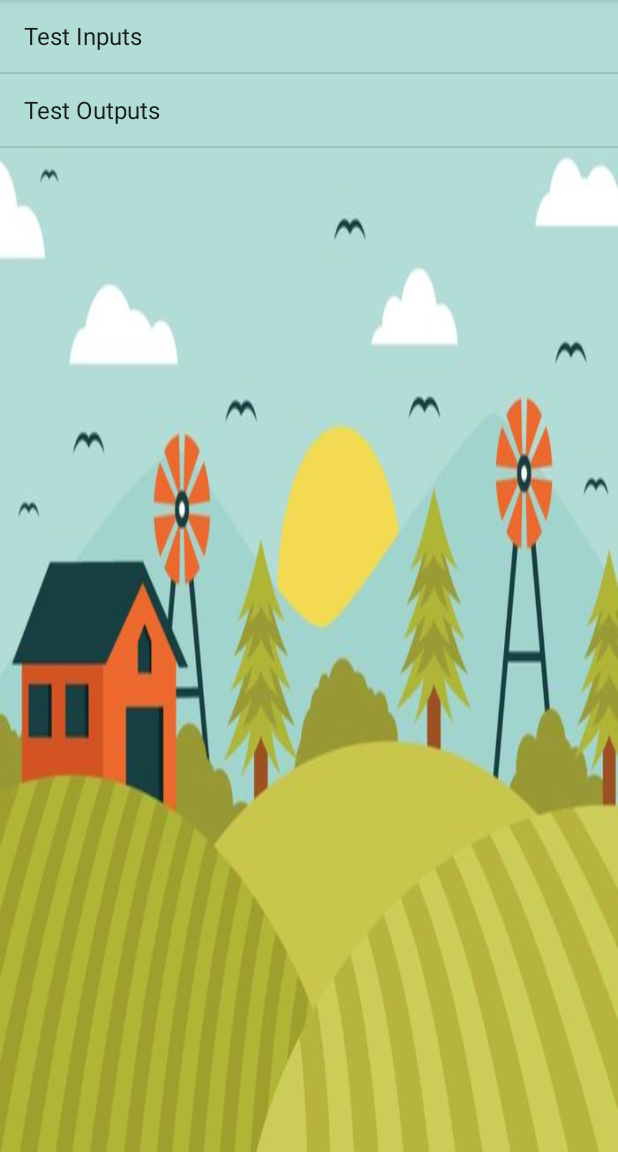
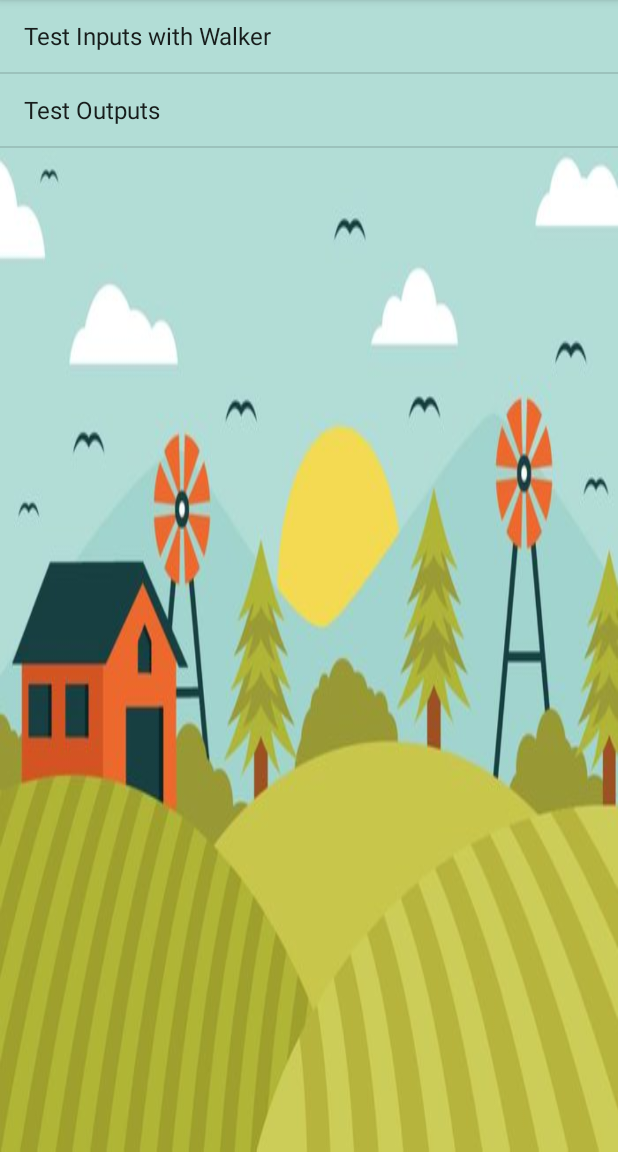
Before and after one commit to civrev/Bramberi, an Android app: the screen it shows after launch (MainActivity), on a phone screen of 412 x 824 dp, the part 84-1236 px from its top. Run offline under Robolectric (Android 15) with nearby library versions, the phone set to English and light mode, and no system bars.

Commit message:
changedName
added with walker

```diff
--- a/BramberiFarms/app/src/main/java/mobileapps/bramberifarms/MainActivity.java
+++ b/BramberiFarms/app/src/main/java/mobileapps/bramberifarms/MainActivity.java
@@ -31,7 +31,7 @@ public class MainActivity extends AppCompatActivity {
         final ListView listView = (ListView) findViewById(R.id.listView);
         int listItems = 2; //size of the array holding the list
         final ListDisplay [] listArry = new ListDisplay[listItems];
-        listArry[0] = new ListDisplay("Test Inputs", 8, new Intent(MainActivity.this, TestActivity.class));
+        listArry[0] = new ListDisplay("Test Inputs with Walker", 8, new Intent(MainActivity.this, TestActivity.class));
         listArry[1] = new ListDisplay("Test Outputs", 8, new Intent(MainActivity.this, ListTestActivity.class));
         ArrayAdapter<ListDisplay> testAdapter = new ArrayAdapter<ListDisplay>(this,
                 android.R.layout.simple_list_item_1, android.R.id.text1, listArry);
```
